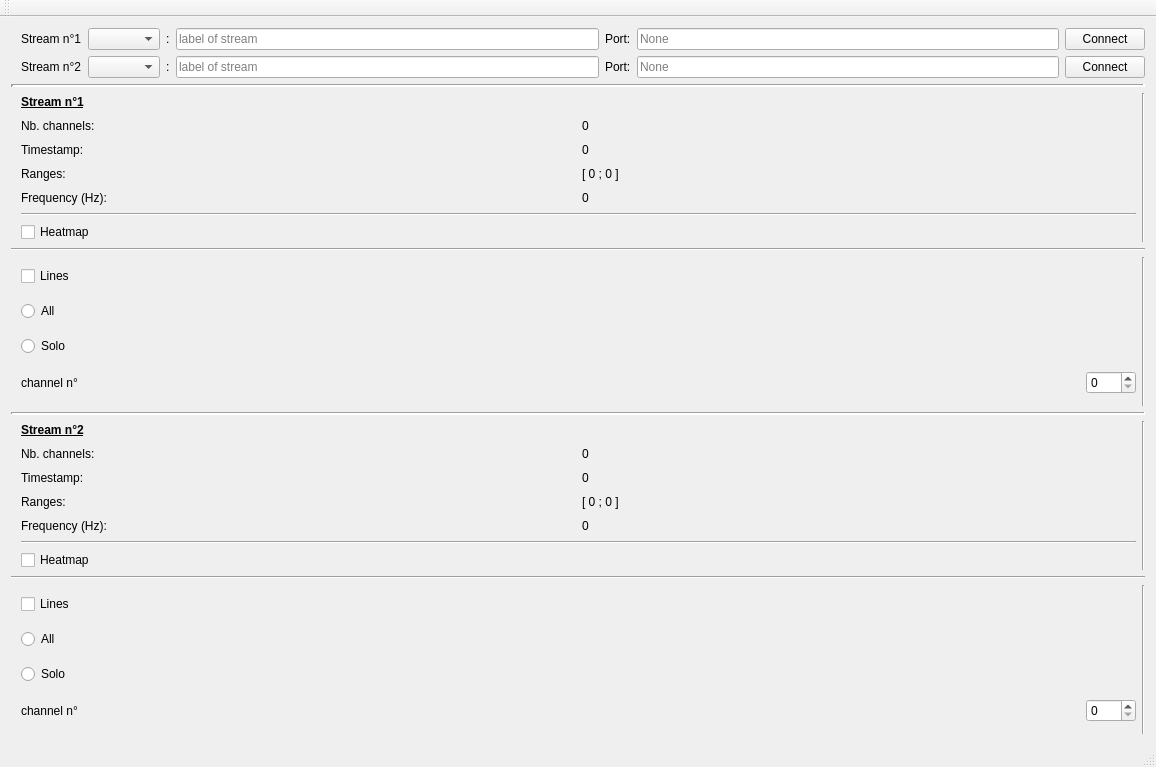
This is forms/mainwindow.ui in Aightech/lslsub_plotter as Qt 5 draws it before an edit. The edited form follows.
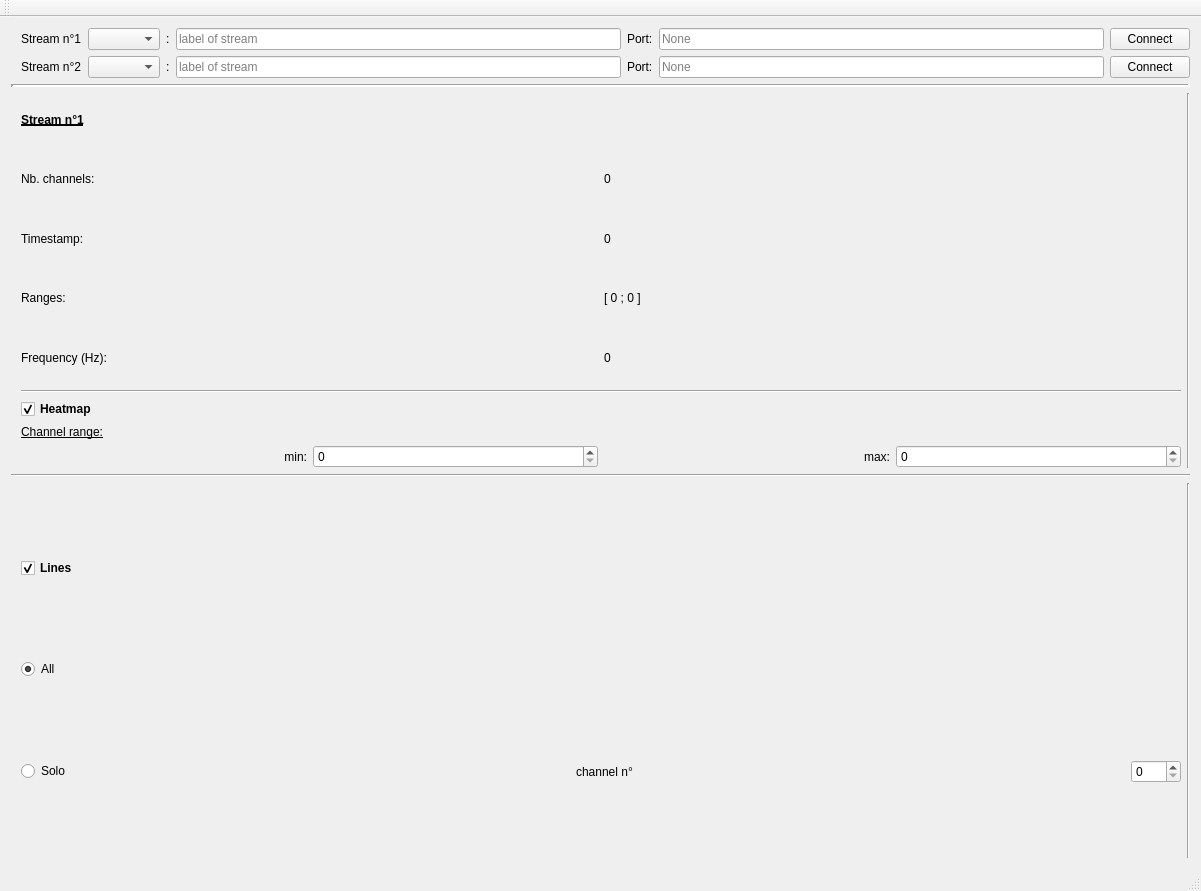
This is the edited form.

Diff of the .ui file:
```diff
--- a/forms/mainwindow.ui
+++ b/forms/mainwindow.ui
@@ -6,8 +6,8 @@
    <rect>
     <x>0</x>
     <y>0</y>
-    <width>1156</width>
-    <height>767</height>
+    <width>1201</width>
+    <height>891</height>
    </rect>
   </property>
   <property name="windowTitle">
@@ -23,6 +23,16 @@
    <layout class="QGridLayout" name="gridLayout_2">
     <item row="0" column="0">
      <layout class="QGridLayout" name="gridLayout">
+      <item row="1" column="0">
+       <widget class="Line" name="line_4">
+        <property name="lineWidth">
+         <number>3</number>
+        </property>
+        <property name="orientation">
+         <enum>Qt::Horizontal</enum>
+        </property>
+       </widget>
+      </item>
       <item row="2" column="0">
        <layout class="QHBoxLayout" name="horizontalLayout_2">
         <property name="spacing">
@@ -89,7 +99,7 @@
                  </widget>
                 </item>
                 <item>
-                 <widget class="QLabel" name="label_7">
+                 <widget class="QLabel" name="label_nb_channels">
                   <property name="sizePolicy">
                    <sizepolicy hsizetype="Minimum" vsizetype="Preferred">
                     <horstretch>0</horstretch>
@@ -113,7 +123,7 @@
                  </widget>
                 </item>
                 <item>
-                 <widget class="QLabel" name="label_10">
+                 <widget class="QLabel" name="label_timeStamp">
                   <property name="sizePolicy">
                    <sizepolicy hsizetype="Minimum" vsizetype="Preferred">
                     <horstretch>0</horstretch>
@@ -137,7 +147,7 @@
                  </widget>
                 </item>
                 <item>
-                 <widget class="QLabel" name="label_9">
+                 <widget class="QLabel" name="label_rangeY">
                   <property name="sizePolicy">
                    <sizepolicy hsizetype="Minimum" vsizetype="Preferred">
                     <horstretch>0</horstretch>
@@ -161,7 +171,7 @@
                  </widget>
                 </item>
                 <item>
-                 <widget class="QLabel" name="label_8">
+                 <widget class="QLabel" name="label_frequency">
                   <property name="sizePolicy">
                    <sizepolicy hsizetype="Minimum" vsizetype="Preferred">
                     <horstretch>0</horstretch>
@@ -183,17 +193,83 @@
                </widget>
               </item>
               <item>
-               <widget class="QCheckBox" name="checkBox_3D">
-                <property name="sizePolicy">
-                 <sizepolicy hsizetype="Minimum" vsizetype="Minimum">
-                  <horstretch>0</horstretch>
-                  <verstretch>0</verstretch>
-                 </sizepolicy>
-                </property>
-                <property name="text">
-                 <string>Heatmap</string>
-                </property>
-               </widget>
+               <layout class="QVBoxLayout" name="verticalLayout">
+                <item>
+                 <widget class="QCheckBox" name="checkBox_3D">
+                  <property name="sizePolicy">
+                   <sizepolicy hsizetype="Minimum" vsizetype="Minimum">
+                    <horstretch>0</horstretch>
+                    <verstretch>0</verstretch>
+                   </sizepolicy>
+                  </property>
+                  <property name="font">
+                   <font>
+                    <weight>75</weight>
+                    <bold>true</bold>
+                   </font>
+                  </property>
+                  <property name="text">
+                   <string>Heatmap</string>
+                  </property>
+                  <property name="checked">
+                   <bool>true</bool>
+                  </property>
+                 </widget>
+                </item>
+                <item>
+                 <widget class="QLabel" name="label_25">
+                  <property name="font">
+                   <font>
+                    <underline>true</underline>
+                   </font>
+                  </property>
+                  <property name="text">
+                   <string>Channel range:</string>
+                  </property>
+                  <property name="alignment">
+                   <set>Qt::AlignLeading|Qt::AlignLeft|Qt::AlignVCenter</set>
+                  </property>
+                 </widget>
+                </item>
+                <item>
+                 <layout class="QHBoxLayout" name="horizontalLayout_18">
+                  <item>
+                   <widget class="QLabel" name="label_26">
+                    <property name="text">
+                     <string>min:</string>
+                    </property>
+                    <property name="alignment">
+                     <set>Qt::AlignRight|Qt::AlignTrailing|Qt::AlignVCenter</set>
+                    </property>
+                   </widget>
+                  </item>
+                  <item>
+                   <widget class="QSpinBox" name="spinBox_channelMin">
+                    <property name="maximum">
+                     <number>1000</number>
+                    </property>
+                   </widget>
+                  </item>
+                  <item>
+                   <widget class="QLabel" name="label_27">
+                    <property name="text">
+                     <string>max:</string>
+                    </property>
+                    <property name="alignment">
+                     <set>Qt::AlignRight|Qt::AlignTrailing|Qt::AlignVCenter</set>
+                    </property>
+                   </widget>
+                  </item>
+                  <item>
+                   <widget class="QSpinBox" name="spinBox_channelMax">
+                    <property name="maximum">
+                     <number>1000</number>
+                    </property>
+                   </widget>
+                  </item>
+                 </layout>
+                </item>
+               </layout>
               </item>
              </layout>
             </item>
@@ -238,9 +314,18 @@
              <layout class="QVBoxLayout" name="verticalLayout_4">
               <item>
                <widget class="QCheckBox" name="checkBox_2D">
+                <property name="font">
+                 <font>
+                  <weight>75</weight>
+                  <bold>true</bold>
+                 </font>
+                </property>
                 <property name="text">
                  <string>Lines</string>
                 </property>
+                <property name="checked">
+                 <bool>true</bool>
+                </property>
                </widget>
               </item>
               <item>
@@ -248,17 +333,20 @@
                 <property name="text">
                  <string>All</string>
                 </property>
-               </widget>
-              </item>
-              <item>
-               <widget class="QRadioButton" name="radioButton_solo">
-                <property name="text">
-                 <string>Solo</string>
+                <property name="checked">
+                 <bool>true</bool>
                 </property>
                </widget>
               </item>
               <item>
                <layout class="QHBoxLayout" name="horizontalLayout_6">
+                <item>
+                 <widget class="QRadioButton" name="radioButton_solo">
+                  <property name="text">
+                   <string>Solo</string>
+                  </property>
+                 </widget>
+                </item>
                 <item>
                  <widget class="QLabel" name="label">
                   <property name="sizePolicy">
@@ -273,7 +361,7 @@
                  </widget>
                 </item>
                 <item>
-                 <widget class="QSpinBox" name="spinBox">
+                 <widget class="QSpinBox" name="spinBox_channelNum">
                   <property name="sizePolicy">
                    <sizepolicy hsizetype="Minimum" vsizetype="Fixed">
                     <horstretch>0</horstretch>
@@ -305,282 +393,6 @@
         </item>
        </layout>
       </item>
-      <item row="4" column="0">
-       <layout class="QHBoxLayout" name="horizontalLayout_3">
-        <property name="spacing">
-         <number>6</number>
-        </property>
-        <property name="topMargin">
-         <number>0</number>
-        </property>
-        <item>
-         <layout class="QVBoxLayout" name="verticalLayout_3">
-          <item>
-           <layout class="QHBoxLayout" name="horizontalLayout_3D_2">
-            <item>
-             <spacer name="horizontalSpacer_4">
-              <property name="orientation">
-               <enum>Qt::Horizontal</enum>
-              </property>
-              <property name="sizeType">
-               <enum>QSizePolicy::Fixed</enum>
-              </property>
-              <property name="sizeHint" stdset="0">
-               <size>
-                <width>10</width>
-                <height>20</height>
-               </size>
-              </property>
-             </spacer>
-            </item>
-            <item>
-             <layout class="QVBoxLayout" name="verticalLayout_8">
-              <item>
-               <widget class="QLabel" name="label_24">
-                <property name="font">
-                 <font>
-                  <weight>75</weight>
-                  <bold>true</bold>
-                  <underline>true</underline>
-                 </font>
-                </property>
-                <property name="text">
-                 <string>Stream n°2</string>
-                </property>
-               </widget>
-              </item>
-              <item>
-               <layout class="QHBoxLayout" name="horizontalLayout_13">
-                <item>
-                 <widget class="QLabel" name="label_11">
-                  <property name="sizePolicy">
-                   <sizepolicy hsizetype="Minimum" vsizetype="Minimum">
-                    <horstretch>0</horstretch>
-                    <verstretch>0</verstretch>
-                   </sizepolicy>
-                  </property>
-                  <property name="text">
-                   <string>Nb. channels: </string>
-                  </property>
-                 </widget>
-                </item>
-                <item>
-                 <widget class="QLabel" name="label_12">
-                  <property name="sizePolicy">
-                   <sizepolicy hsizetype="Minimum" vsizetype="Preferred">
-                    <horstretch>0</horstretch>
-                    <verstretch>0</verstretch>
-                   </sizepolicy>
-                  </property>
-                  <property name="text">
-                   <string>0</string>
-                  </property>
-                 </widget>
-                </item>
-               </layout>
-              </item>
-              <item>
-               <layout class="QHBoxLayout" name="horizontalLayout_14">
-                <item>
-                 <widget class="QLabel" name="label_13">
-                  <property name="text">
-                   <string>Timestamp: </string>
-                  </property>
-                 </widget>
-                </item>
-                <item>
-                 <widget class="QLabel" name="label_14">
-                  <property name="sizePolicy">
-                   <sizepolicy hsizetype="Minimum" vsizetype="Preferred">
-                    <horstretch>0</horstretch>
-                    <verstretch>0</verstretch>
-                   </sizepolicy>
-                  </property>
-                  <property name="text">
-                   <string>0</string>
-                  </property>
-                 </widget>
-                </item>
-               </layout>
-              </item>
-              <item>
-               <layout class="QHBoxLayout" name="horizontalLayout_15">
-                <item>
-                 <widget class="QLabel" name="label_15">
-                  <property name="text">
-                   <string>Ranges:</string>
-                  </property>
-                 </widget>
-                </item>
-                <item>
-                 <widget class="QLabel" name="label_16">
-                  <property name="sizePolicy">
-                   <sizepolicy hsizetype="Minimum" vsizetype="Preferred">
-                    <horstretch>0</horstretch>
-                    <verstretch>0</verstretch>
-                   </sizepolicy>
-                  </property>
-                  <property name="text">
-                   <string>[ 0 ; 0 ]</string>
-                  </property>
-                 </widget>
-                </item>
-               </layout>
-              </item>
-              <item>
-               <layout class="QHBoxLayout" name="horizontalLayout_16">
-                <item>
-                 <widget class="QLabel" name="label_17">
-                  <property name="text">
-                   <string>Frequency (Hz):</string>
-                  </property>
-                 </widget>
-                </item>
-                <item>
-                 <widget class="QLabel" name="label_18">
-                  <property name="sizePolicy">
-                   <sizepolicy hsizetype="Minimum" vsizetype="Preferred">
-                    <horstretch>0</horstretch>
-                    <verstretch>0</verstretch>
-                   </sizepolicy>
-                  </property>
-                  <property name="text">
-                   <string>0</string>
-                  </property>
-                 </widget>
-                </item>
-               </layout>
-              </item>
-              <item>
-               <widget class="Line" name="line_6">
-                <property name="orientation">
-                 <enum>Qt::Horizontal</enum>
-                </property>
-               </widget>
-              </item>
-              <item>
-               <widget class="QCheckBox" name="checkBox_3D_2">
-                <property name="sizePolicy">
-                 <sizepolicy hsizetype="Minimum" vsizetype="Minimum">
-                  <horstretch>0</horstretch>
-                  <verstretch>0</verstretch>
-                 </sizepolicy>
-                </property>
-                <property name="text">
-                 <string>Heatmap</string>
-                </property>
-               </widget>
-              </item>
-             </layout>
-            </item>
-            <item>
-             <widget class="Line" name="line_7">
-              <property name="orientation">
-               <enum>Qt::Vertical</enum>
-              </property>
-             </widget>
-            </item>
-           </layout>
-          </item>
-          <item>
-           <widget class="Line" name="line_8">
-            <property name="orientation">
-             <enum>Qt::Horizontal</enum>
-            </property>
-           </widget>
-          </item>
-          <item>
-           <layout class="QHBoxLayout" name="horizontalLayout_2D_2">
-            <property name="sizeConstraint">
-             <enum>QLayout::SetDefaultConstraint</enum>
-            </property>
-            <item>
-             <spacer name="horizontalSpacer_5">
-              <property name="orientation">
-               <enum>Qt::Horizontal</enum>
-              </property>
-              <property name="sizeType">
-               <enum>QSizePolicy::Fixed</enum>
-              </property>
-              <property name="sizeHint" stdset="0">
-               <size>
-                <width>10</width>
-                <height>20</height>
-               </size>
-              </property>
-             </spacer>
-            </item>
-            <item>
-             <layout class="QVBoxLayout" name="verticalLayout_5">
-              <item>
-               <widget class="QCheckBox" name="checkBox_2D_2">
-                <property name="text">
-                 <string>Lines</string>
-                </property>
-               </widget>
-              </item>
-              <item>
-               <widget class="QRadioButton" name="radioButton_all_2">
-                <property name="text">
-                 <string>All</string>
-                </property>
-               </widget>
-              </item>
-              <item>
-               <widget class="QRadioButton" name="radioButton_solo_2">
-                <property name="text">
-                 <string>Solo</string>
-                </property>
-               </widget>
-              </item>
-              <item>
-               <layout class="QHBoxLayout" name="horizontalLayout_8">
-                <item>
-                 <widget class="QLabel" name="label_19">
-                  <property name="sizePolicy">
-                   <sizepolicy hsizetype="Minimum" vsizetype="Minimum">
-                    <horstretch>0</horstretch>
-                    <verstretch>0</verstretch>
-                   </sizepolicy>
-                  </property>
-                  <property name="text">
-                   <string>channel n°</string>
-                  </property>
-                 </widget>
-                </item>
-                <item>
-                 <widget class="QSpinBox" name="spinBox_2">
-                  <property name="sizePolicy">
-                   <sizepolicy hsizetype="Minimum" vsizetype="Fixed">
-                    <horstretch>0</horstretch>
-                    <verstretch>0</verstretch>
-                   </sizepolicy>
-                  </property>
-                  <property name="maximumSize">
-                   <size>
-                    <width>50</width>
-                    <height>16777215</height>
-                   </size>
-                  </property>
-                 </widget>
-                </item>
-               </layout>
-              </item>
-             </layout>
-            </item>
-            <item>
-             <widget class="Line" name="line_9">
-              <property name="orientation">
-               <enum>Qt::Vertical</enum>
-              </property>
-             </widget>
-            </item>
-           </layout>
-          </item>
-         </layout>
-        </item>
-       </layout>
-      </item>
       <item row="0" column="0">
        <layout class="QHBoxLayout" name="horizontalLayout">
         <property name="spacing">
@@ -747,32 +559,6 @@
         </item>
        </layout>
       </item>
-      <item row="1" column="0">
-       <widget class="Line" name="line_4">
-        <property name="lineWidth">
-         <number>3</number>
-        </property>
-        <property name="orientation">
-         <enum>Qt::Horizontal</enum>
-        </property>
-       </widget>
-      </item>
-      <item row="3" column="0">
-       <widget class="Line" name="line_10">
-        <property name="font">
-         <font>
-          <weight>75</weight>
-          <bold>true</bold>
-         </font>
-        </property>
-        <property name="lineWidth">
-         <number>2</number>
-        </property>
-        <property name="orientation">
-         <enum>Qt::Horizontal</enum>
-        </property>
-       </widget>
-      </item>
      </layout>
     </item>
    </layout>
@@ -782,7 +568,7 @@
     <rect>
      <x>0</x>
      <y>0</y>
-     <width>1156</width>
+     <width>1201</width>
      <height>22</height>
     </rect>
    </property>
```
